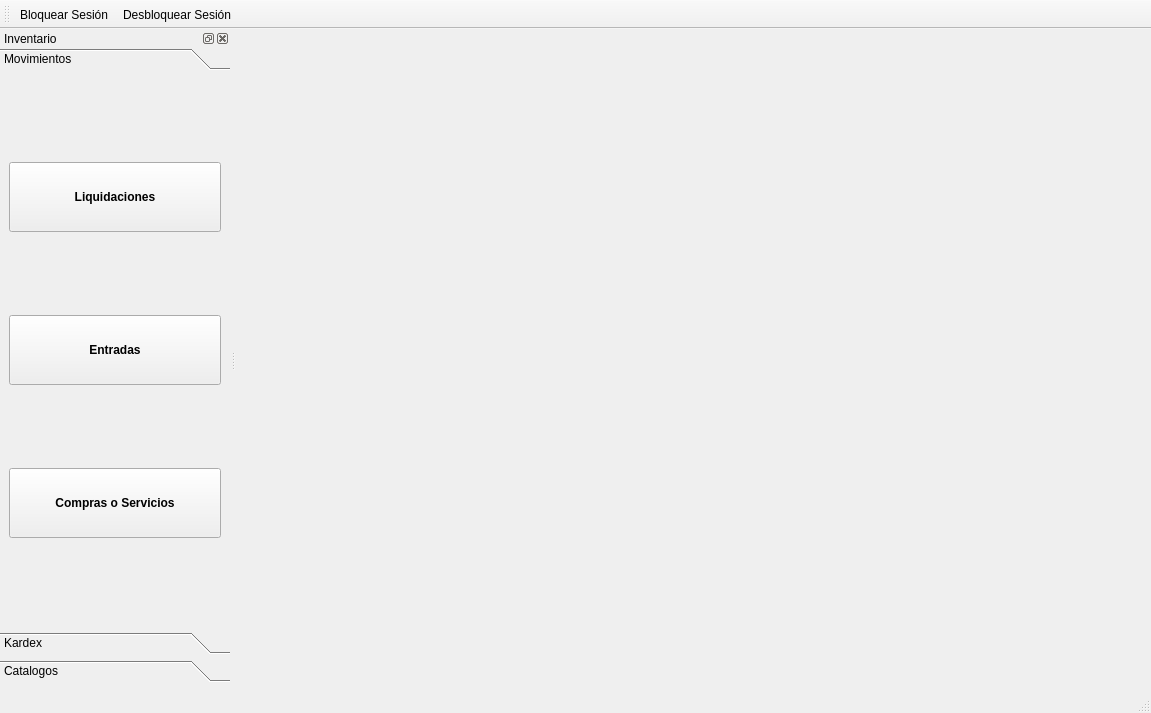
Before: the Qt Designer form src/ui/mainwindowinventario.ui in armonge/EsquipulasPy, drawn with Qt 5.
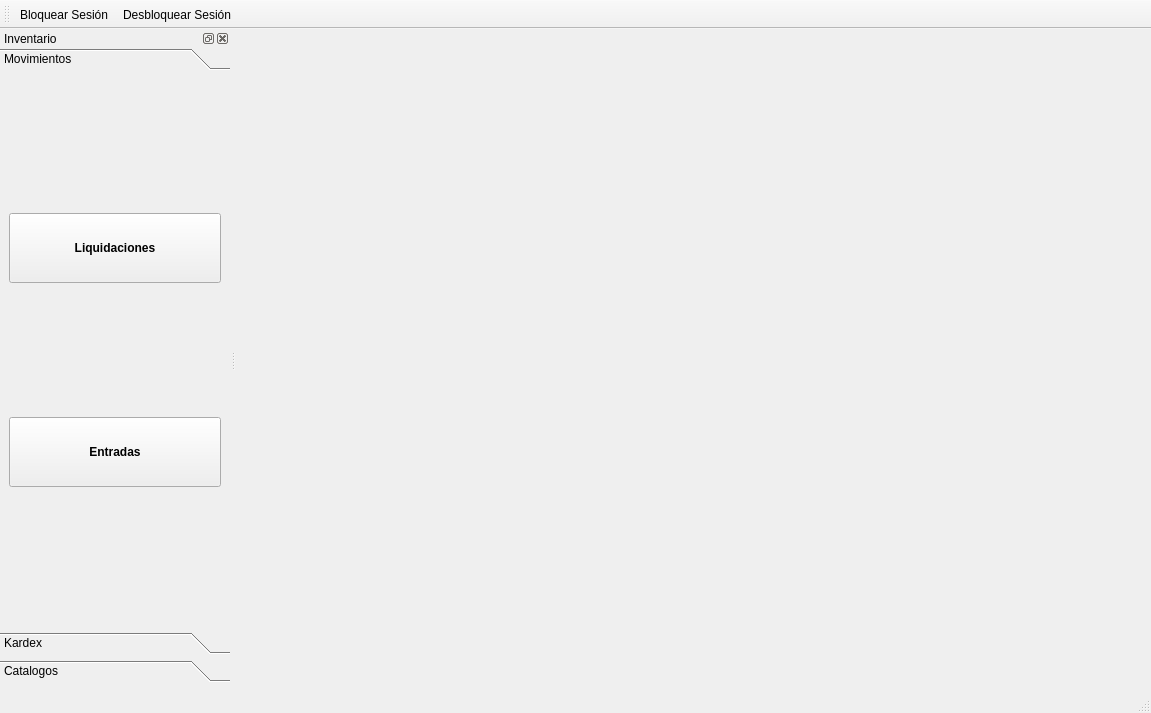
After: the same form once the commit is applied. Icons and pictures are not drawn.

Commit message: quite el boton compras del mainwindows

What changed in the file:
```diff
--- a/src/ui/mainwindowinventario.ui
+++ b/src/ui/mainwindowinventario.ui
@@ -177,44 +177,6 @@
            </property>
           </widget>
          </item>
-         <item>
-          <widget class="QPushButton" name="btnServices">
-           <property name="sizePolicy">
-            <sizepolicy hsizetype="MinimumExpanding" vsizetype="Fixed">
-             <horstretch>0</horstretch>
-             <verstretch>0</verstretch>
-            </sizepolicy>
-           </property>
-           <property name="minimumSize">
-            <size>
-             <width>0</width>
-             <height>70</height>
-            </size>
-           </property>
-           <property name="font">
-            <font>
-             <weight>75</weight>
-             <bold>true</bold>
-            </font>
-           </property>
-           <property name="text">
-            <string>Compras o Servicios</string>
-           </property>
-           <property name="icon">
-            <iconset resource="res.qrc">
-             <normaloff>:/icons/res/view-bank-account.png</normaloff>:/icons/res/view-bank-account.png</iconset>
-           </property>
-           <property name="iconSize">
-            <size>
-             <width>64</width>
-             <height>64</height>
-            </size>
-           </property>
-           <property name="flat">
-            <bool>false</bool>
-           </property>
-          </widget>
-         </item>
         </layout>
        </widget>
        <widget class="QWidget" name="widget">
```
Left out of the diff: 8 changed lines with no effect on the pictures. The commit also changes 1 other file.
